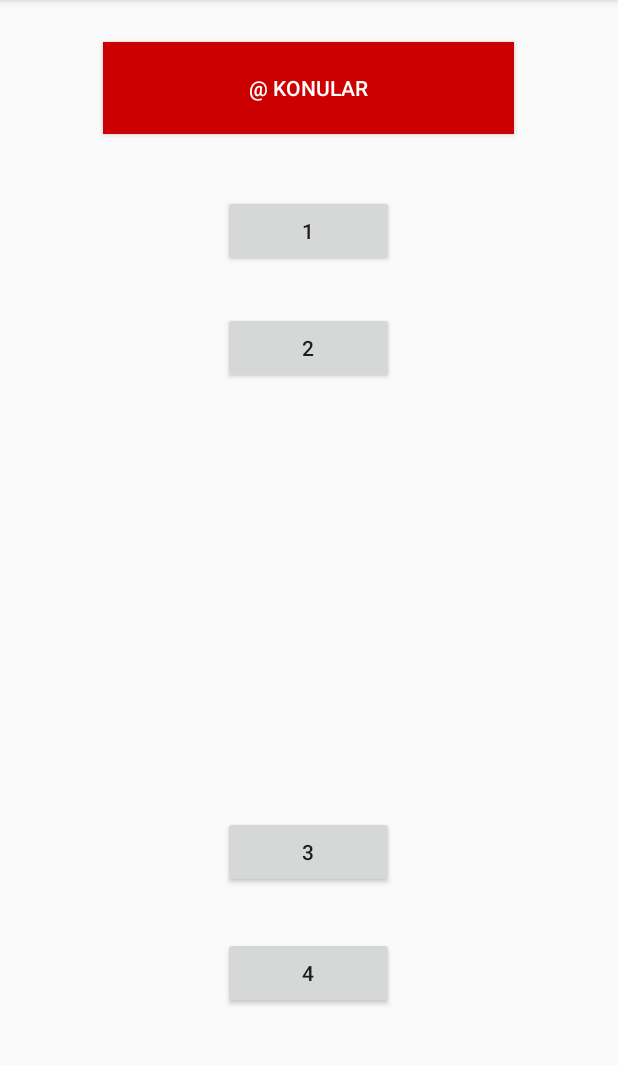
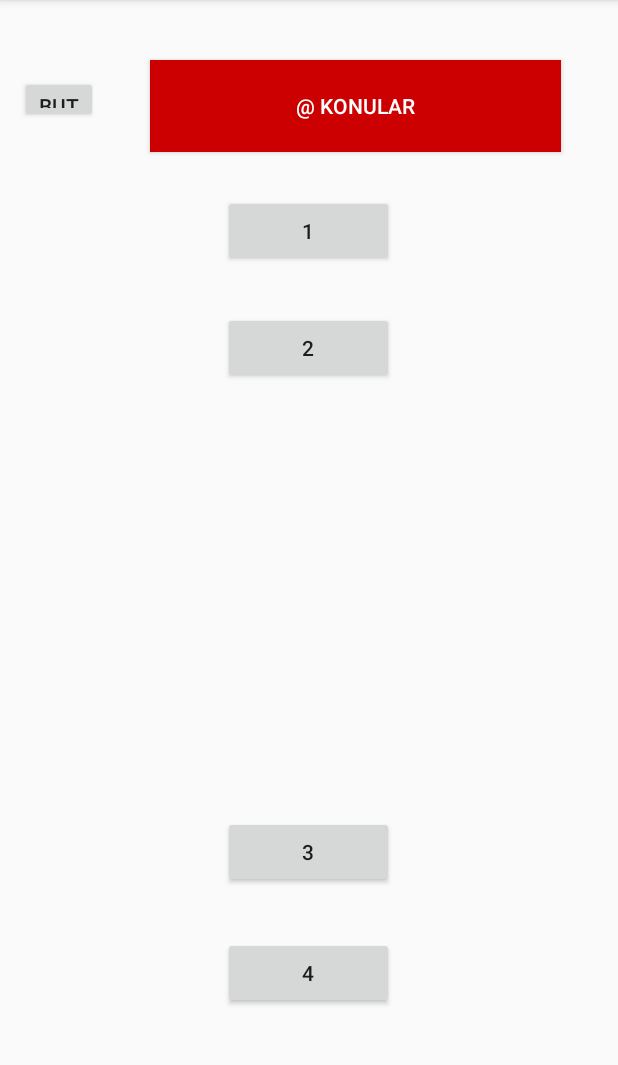
Before and after one commit to abdullahskartal/EducationApp, an Android app: the DersKonulari screen opened directly, with no data from a screen before it, on a phone screen of 412 x 824 dp, the part 84-1149 px from its top. Run offline under Robolectric (Android 15) with nearby library versions, the light colour scheme and no system bars.

Commit message:
Register son hali..

```diff
--- a/app/src/main/res/layout/activity_ders_konulari.xml
+++ b/app/src/main/res/layout/activity_ders_konulari.xml
@@ -16,13 +16,13 @@
             android:id="@+id/konular"
             android:layout_width="274dp"
             android:layout_height="61dp"
+            android:layout_alignParentEnd="true"
             android:layout_alignParentTop="true"
-            android:layout_centerHorizontal="true"
-            android:layout_marginTop="28dp"
+            android:layout_marginEnd="38dp"
+            android:layout_marginTop="40dp"
+            android:background="@android:color/holo_red_dark"
             android:text="@ KONULAR"
-            android:textColor="#ffffff"
-            android:background="@android:color/holo_red_dark"
-            />
+            android:textColor="#ffffff" />
 
         <Button
             android:id="@+id/button6"
@@ -59,5 +59,16 @@
             android:layout_centerHorizontal="true"
             android:layout_marginBottom="95dp"
             android:text="4" />
+
+        <Button
+            android:id="@+id/button10"
+            android:layout_width="52dp"
+            android:layout_height="31dp"
+            android:layout_alignBaseline="@+id/konular"
+            android:layout_alignParentStart="true"
+            android:layout_marginStart="13dp"
+            android:text="Button"
+
+            />
     </RelativeLayout>
 </android.support.constraint.ConstraintLayout>
--- a/app/src/main/res/mipmap-anydpi-v26/ic_launcher.xml
+++ /dev/null
@@ -1,5 +0,0 @@
-<?xml version="1.0" encoding="utf-8"?>
-<adaptive-icon xmlns:android="http://schemas.android.com/apk/res/android">
-    <background android:drawable="@drawable/ic_launcher_background" />
-    <foreground android:drawable="@drawable/ic_launcher_foreground" />
-</adaptive-icon>
--- a/app/src/main/res/mipmap-anydpi-v26/ic_launcher_back.xml
+++ /dev/null
@@ -1,5 +0,0 @@
-<?xml version="1.0" encoding="utf-8"?>
-<adaptive-icon xmlns:android="http://schemas.android.com/apk/res/android">
-    <background android:drawable="@drawable/ic_launcher_backgrounds"/>
-    <foreground android:drawable="@mipmap/ic_launcher_foreground"/>
-</adaptive-icon>
--- a/app/src/main/res/mipmap-anydpi-v26/ic_launcher_back_round.xml
+++ /dev/null
@@ -1,5 +0,0 @@
-<?xml version="1.0" encoding="utf-8"?>
-<adaptive-icon xmlns:android="http://schemas.android.com/apk/res/android">
-    <background android:drawable="@drawable/ic_launcher_backgrounds"/>
-    <foreground android:drawable="@mipmap/ic_launcher_foreground"/>
-</adaptive-icon>
--- a/app/src/main/res/mipmap-anydpi-v26/ic_launcher_round.xml
+++ /dev/null
@@ -1,5 +0,0 @@
-<?xml version="1.0" encoding="utf-8"?>
-<adaptive-icon xmlns:android="http://schemas.android.com/apk/res/android">
-    <background android:drawable="@drawable/ic_launcher_background" />
-    <foreground android:drawable="@drawable/ic_launcher_foreground" />
-</adaptive-icon>
```
